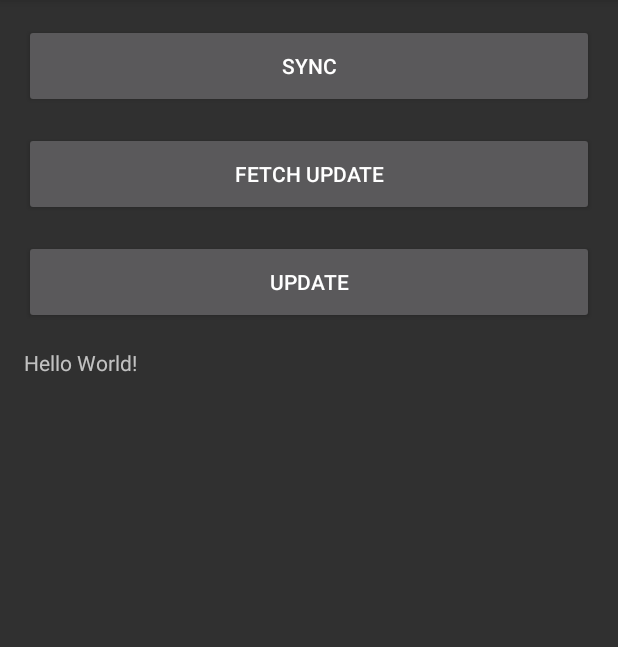
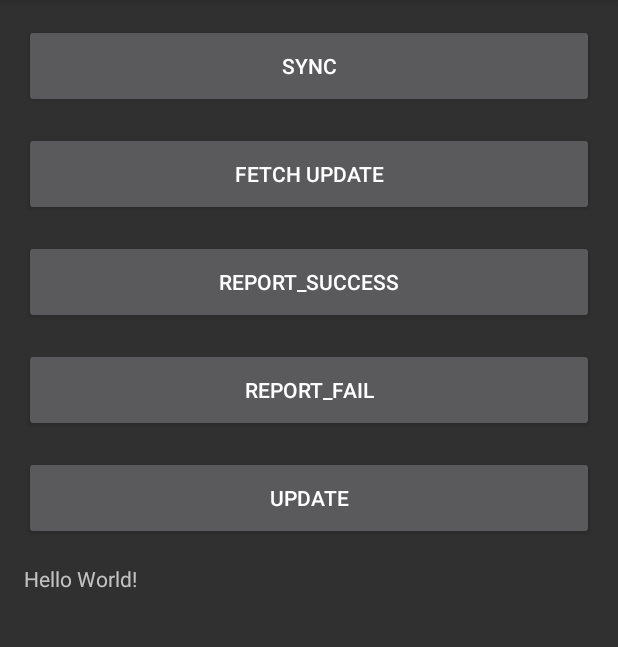
Before and after one commit to TinkerPatch/tinkerpatch-sdk, an Android app: the screen it shows after launch (MainActivity), on a phone screen of 412 x 824 dp, the part 84-731 px from its top. Run offline under Robolectric (Android 15) with nearby library versions, the phone set to English and light mode, and no system bars; our stand-ins replace data binding.

Commit message:
test(example): add report success and fail button in example

```diff
--- a/example/src/main/res/layout/activity_main.xml
+++ b/example/src/main/res/layout/activity_main.xml
@@ -37,6 +37,22 @@
             android:text="fetch update" />
 
         <android.support.v7.widget.AppCompatButton
+            android:id="@+id/report_succ_btn"
+            android:layout_width="match_parent"
+            android:layout_height="56dp"
+            android:layout_marginTop="16dp"
+            android:onClick="@{() -> viewModel.reportSuccess()}"
+            android:text="report_success" />
+
+        <android.support.v7.widget.AppCompatButton
+            android:id="@+id/report_fail_btn"
+            android:layout_width="match_parent"
+            android:layout_height="56dp"
+            android:layout_marginTop="16dp"
+            android:onClick="@{() -> viewModel.reportFail()}"
+            android:text="report_fail" />
+
+        <android.support.v7.widget.AppCompatButton
             android:id="@+id/update_btn"
             android:layout_width="match_parent"
             android:layout_height="56dp"
```
Also changed, not shown: example/src/main/java/com/sim/example/MainViewModel.java (+12 -1 lines).
